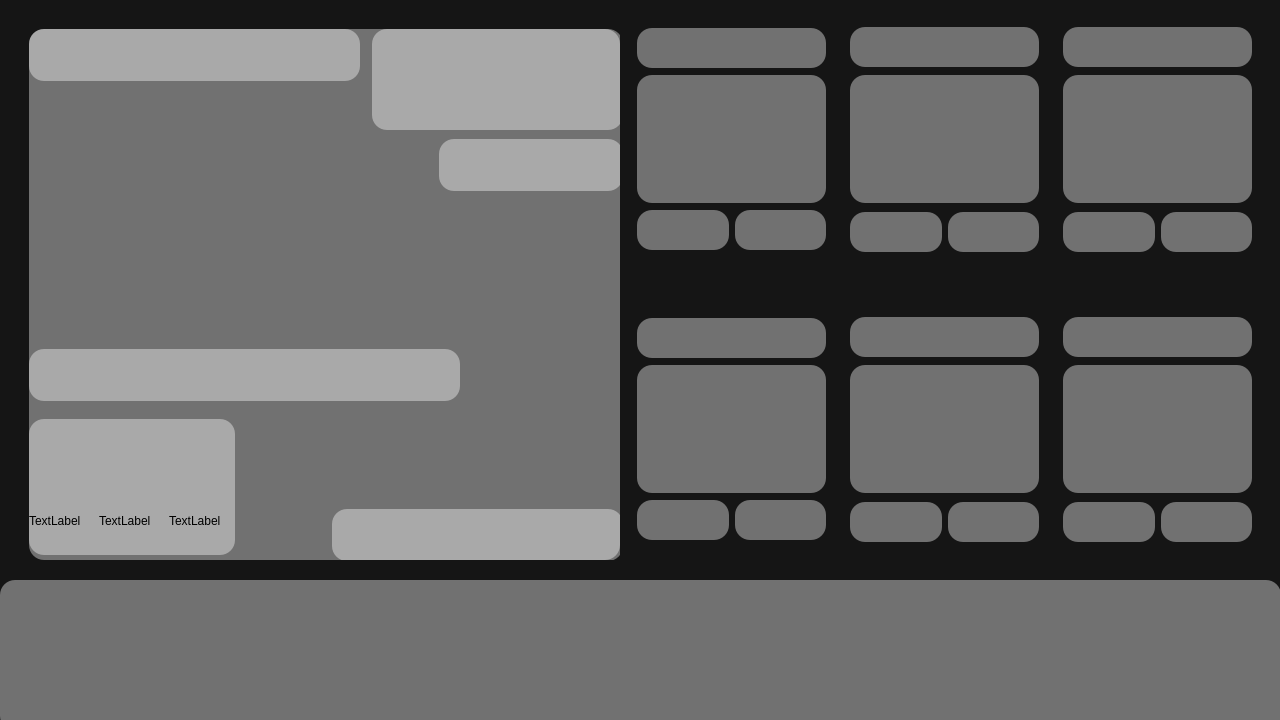
Qt form main.ui (LLIJIYAPNIK/WeatherAPP-SERGG) before a commit.
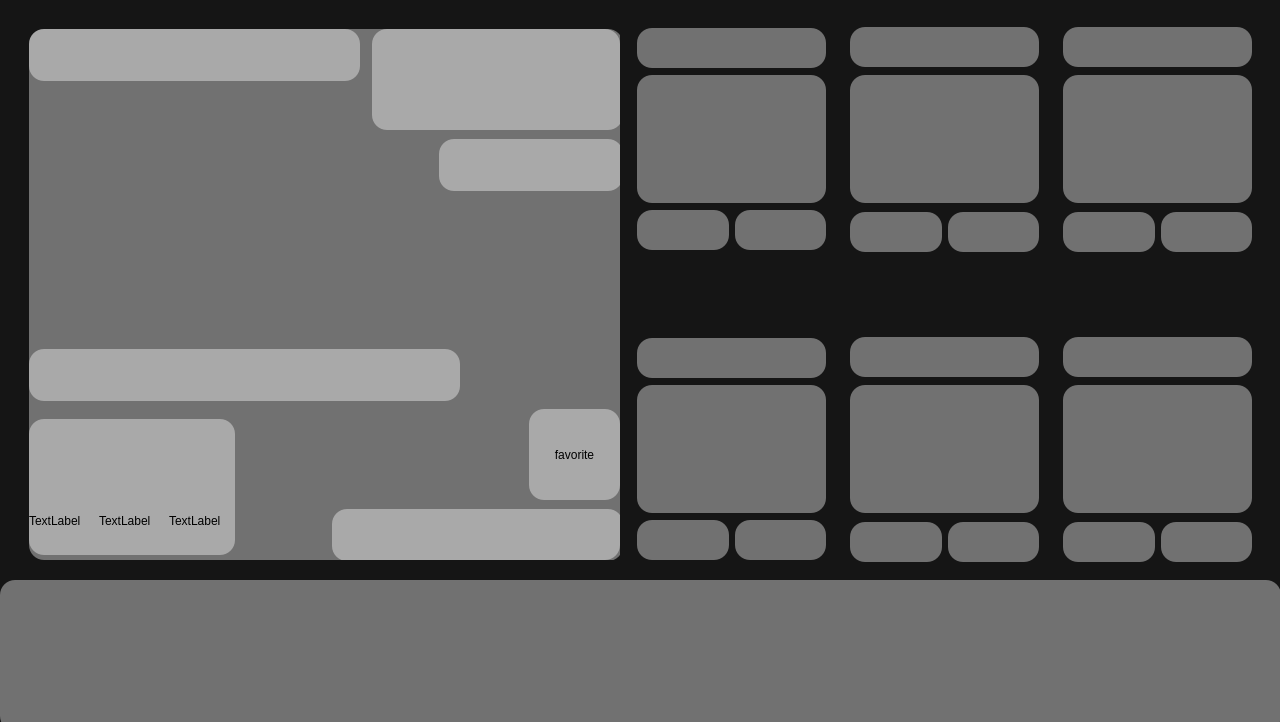
The same form after that commit. The open tabs and pages were chosen to show the change. Icons and pictures are not drawn.

Commit message: 1. Доработан поиск. 2. Сделаны закладки, для них добавлено две иконки -> обновлён дизайн

What changed in the file:
```diff
--- a/main.ui
+++ b/main.ui
@@ -7,7 +7,7 @@
     <x>0</x>
     <y>0</y>
     <width>1280</width>
-    <height>720</height>
+    <height>722</height>
    </rect>
   </property>
   <property name="minimumSize">
@@ -3530,7 +3530,7 @@
       <property name="geometry">
        <rect>
         <x>620</x>
-        <y>300</y>
+        <y>320</y>
         <width>641</width>
         <height>261</height>
        </rect>
@@ -4840,6 +4840,19 @@
         </item>
        </layout>
       </widget>
+      <widget class="QPushButton" name="favorite_2">
+       <property name="geometry">
+        <rect>
+         <x>500</x>
+         <y>380</y>
+         <width>91</width>
+         <height>91</height>
+        </rect>
+       </property>
+       <property name="text">
+        <string>favorite</string>
+       </property>
+      </widget>
      </widget>
     </widget>
    </widget>
```
Left out of the diff: 15 changed lines with no effect on the pictures. The commit also changes 5 other files.
